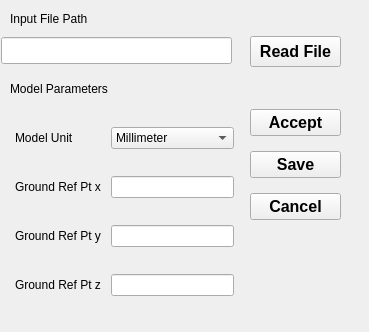
Qt form framefab_gui/src/uis/model_input_config.ui (yijiangh/choreo) before a commit.
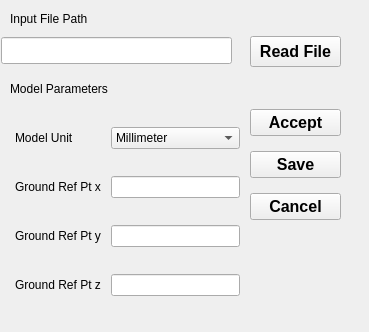
The same form after that commit.

Diff of the .ui file:
```diff
--- a/framefab_gui/src/uis/model_input_config.ui
+++ b/framefab_gui/src/uis/model_input_config.ui
@@ -31,7 +31,7 @@
     <rect>
      <x>0</x>
      <y>100</y>
-     <width>244</width>
+     <width>250</width>
      <height>222</height>
     </rect>
    </property>
```
Left out of the diff: 2 changed lines with no effect on the pictures.
